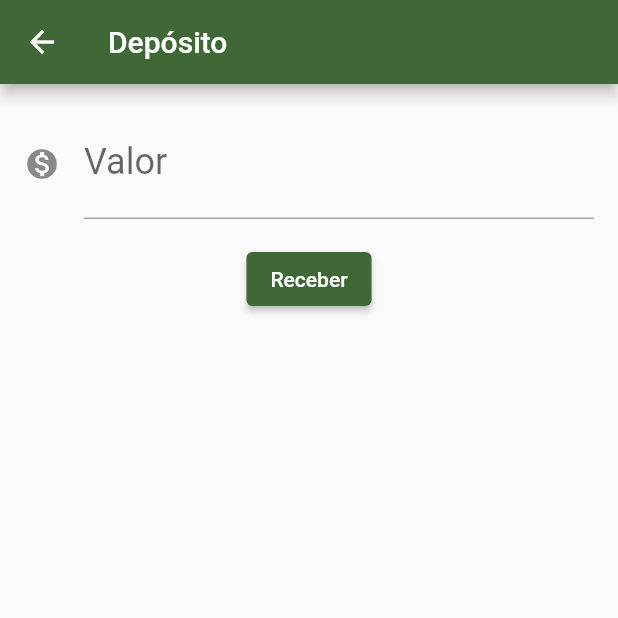
After one commit to GuiPiovezan/flutter-gerenciamento-estado-master, a Flutter app: the screen it shows after launch, after a tap on "Receber depósito", on a phone screen of 412 x 824 dp, the top half of it. The commit adds this screen. Run offline on Flutter 3.47's test engine with Material 2 defaults, Android fonts, the phone set to English and light mode, and no system bars; our stand-ins replace brasil_fields.

Commit message:
Gerenciando o estado de saldo em um único lugar, consumindo dados do Consumer e notificando quem estiver usando os dados de saldo através da função notifyListeners();

```diff
--- a/lib/models/saldo.dart
+++ b/lib/models/saldo.dart
@@ -2,9 +2,21 @@ import 'package:brasil_fields/brasil_fields.dart';
 import 'package:flutter/material.dart';
 
 class Saldo extends ChangeNotifier {
-  final double valor;
+  double valor;
 
   Saldo(this.valor);
+
+  adicionar(double valor){
+    this.valor += valor;
+
+    notifyListeners();
+  }
+
+  subtrair(double valor){
+    this.valor -= valor;
+
+    notifyListeners();
+  }
 
   String convertToReal(){
     return UtilBrasilFields.obterReal(valor);
--- a/lib/screens/dashboard/dashboard.dart
+++ b/lib/screens/dashboard/dashboard.dart
@@ -1,5 +1,8 @@
 import 'package:bytebank/screens/dashboard/saldo_card.dart';
+import 'package:bytebank/screens/deposito/formulario_deposito.dart';
 import 'package:flutter/material.dart';
+
+const _titleButton = 'Receber depósito';
 
 class Dashboard extends StatelessWidget {
   @override
@@ -8,9 +11,23 @@ class Dashboard extends StatelessWidget {
       appBar: AppBar(
         title: Text('Bytebank'),
       ),
-      body: Align(
-        child: SaldoCard(),
-        alignment: Alignment.topCenter,
+      body: Column(
+        children: [
+          Align(
+            child: SaldoCard(),
+            alignment: Alignment.topCenter,
+          ),
+          ElevatedButton(
+            onPressed: () {
+              Navigator.of(context).push(
+                MaterialPageRoute(
+                  builder: (context) => FormularioDeposito(),
+                ),
+              );
+            },
+            child: Text(_titleButton),
+          )
+        ],
       ),
     );
   }
--- /dev/null
+++ b/lib/screens/deposito/formulario_deposito.dart
@@ -0,0 +1,48 @@
+import 'package:bytebank/components/editor.dart';
+import 'package:bytebank/models/saldo.dart';
+import 'package:flutter/material.dart';
+import 'package:provider/provider.dart';
+
+const _titleAppBar = 'Depósito';
+const _dica = '0,00';
+const _rotulo = 'Valor';
+
+class FormularioDeposito extends StatelessWidget {
+  final formKey = GlobalKey<FormState>();
+  final _controladorCampoValor = TextEditingController();
+
+  @override
+  Widget build(BuildContext context) {
+    return Scaffold(
+      appBar: AppBar(
+        title: Text(_titleAppBar),
+      ),
+      body: Form(
+        key: formKey,
+        child: Column(
+          children: <Widget>[
+            Editor(
+                dica: _dica,
+                rotulo: _rotulo,
+                controlador: _controladorCampoValor,
+                icone: Icons.monetization_on),
+            ElevatedButton(
+              onPressed: () {
+                _criaDeposito(_controladorCampoValor.text, context);
+              },
+              child: Text('Receber'),
+            )
+          ],
+        ),
+      ),
+    );
+  }
+
+  void _criaDeposito(String valorRecebido, BuildContext context) {
+    double valor = double.tryParse(valorRecebido);
+    if(valor != null){
+      Provider.of<Saldo>(context, listen: false).adicionar(valor);
+      Navigator.pop(context);
+    }
+  }
+}
```
